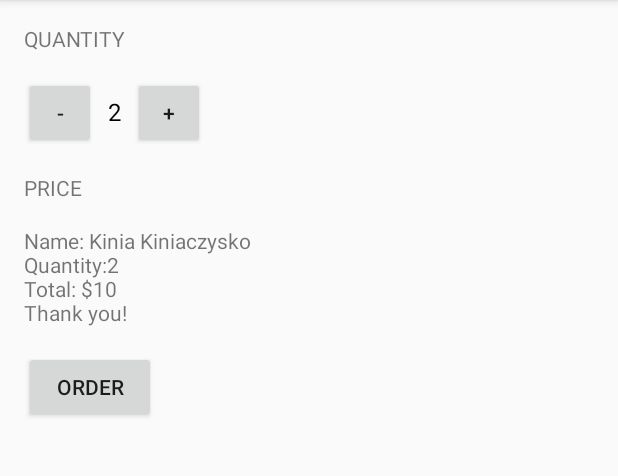
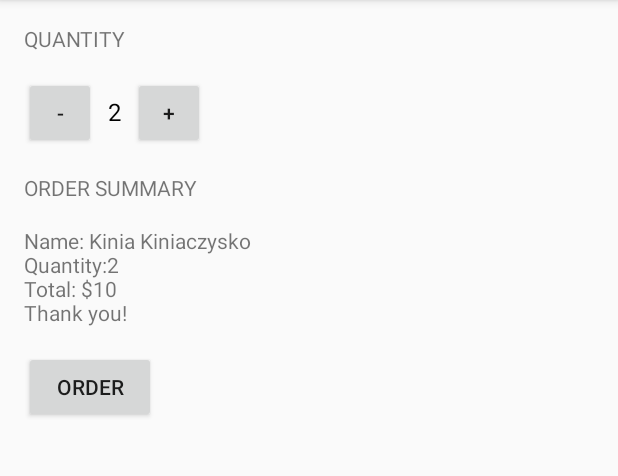
Before and after one commit to AleksanderSleszynski/JustJava, an Android app: the screen it shows after launch (MainActivity), after a tap on "ORDER", on a phone screen of 412 x 824 dp, the part 84-560 px from its top. Run offline under Robolectric (Android 15) with nearby library versions, the phone set to English and light mode, and no system bars.

Commit message:
Change priceTextView to orderSummaryTExtView in xml and java

```diff
--- a/app/src/main/java/com/example/android/justjava/MainActivity.java
+++ b/app/src/main/java/com/example/android/justjava/MainActivity.java
@@ -1,13 +1,11 @@
 package com.example.android.justjava;
 
+import android.os.Bundle;
 import android.support.v7.app.AppCompatActivity;
-import android.os.Bundle;
 import android.view.Menu;
 import android.view.MenuItem;
 import android.view.View;
 import android.widget.TextView;
-
-import java.text.NumberFormat;
 
 
 public class MainActivity extends AppCompatActivity {
@@ -68,20 +66,13 @@ public class MainActivity extends AppCompatActivity {
         quantityTextView.setText("" + quantityNumber);
     }
 
-    /**
-     * This method displays the given price on the screen.
-     */
-    private void displayPrice(int number) {
-        TextView priceTextView = (TextView) findViewById(R.id.price_text_view);
-        priceTextView.setText(NumberFormat.getCurrencyInstance().format(number));
-    }
 
     /**
      * This method displays the given text on the screen.
      */
     private void displayMessage(String message) {
-        TextView priceTextView = (TextView) findViewById(R.id.price_text_view);
-        priceTextView.setText(message);
+        TextView orderSummaryTextView = (TextView) findViewById(R.id.order_summary_text_view);
+        orderSummaryTextView.setText(message);
     }
 
     @Override
--- a/app/src/main/res/layout/activity_main.xml
+++ b/app/src/main/res/layout/activity_main.xml
@@ -49,13 +49,13 @@
     <TextView
         android:layout_width="wrap_content"
         android:layout_height="wrap_content"
-        android:text="Price"
+        android:text="ORDER SUMMARY"
         android:textAllCaps="true"
         android:layout_marginBottom="16dp"/>
 
 
     <TextView
-        android:id="@+id/price_text_view"
+        android:id="@+id/order_summary_text_view"
         android:layout_width="wrap_content"
         android:layout_height="wrap_content"
         android:layout_marginBottom="16dp"
```
